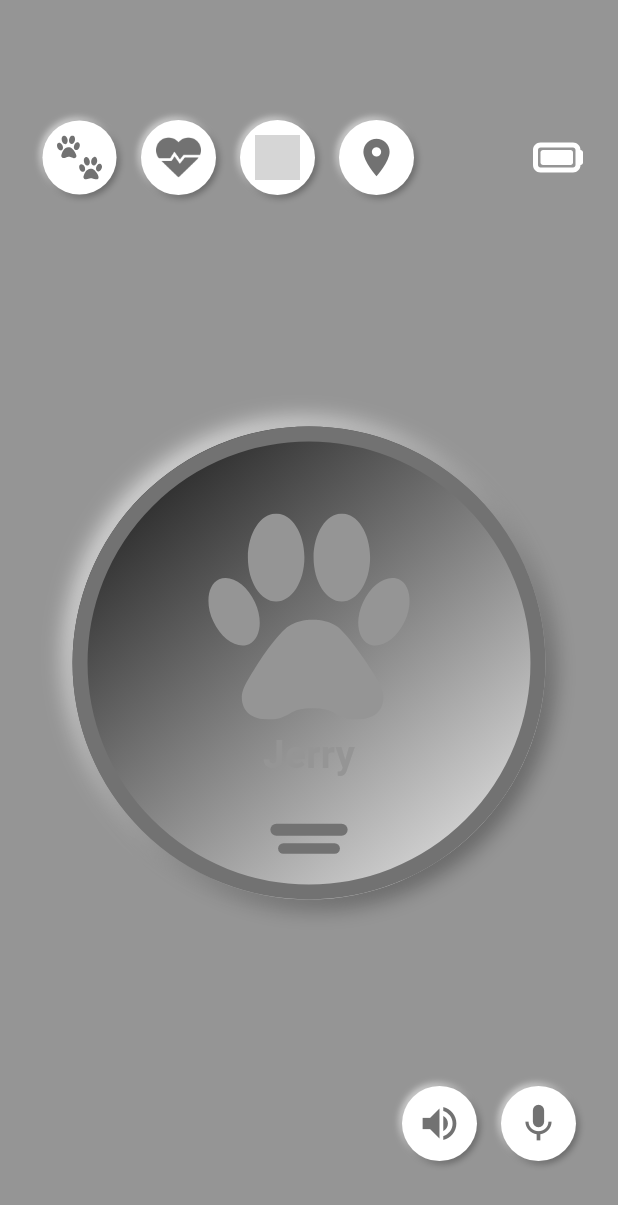
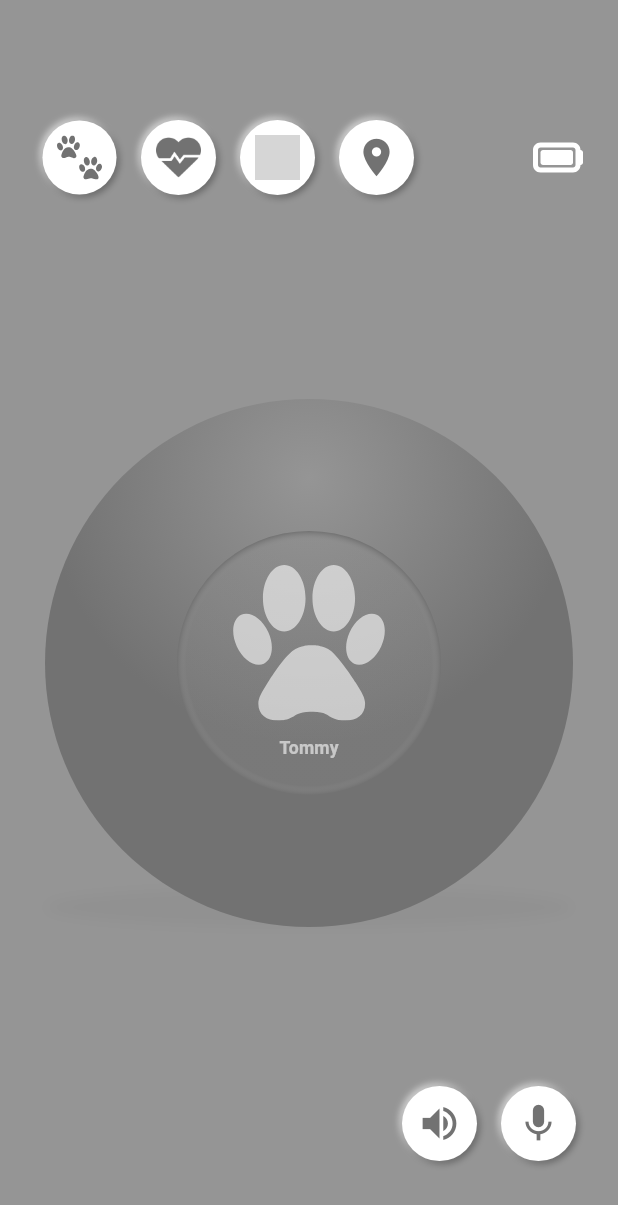
Before and after one commit to Chipsey/paw-flutter, a Flutter app: the screen it shows after launch, on a phone screen of 412 x 824 dp. Shown: the top 1205 px of the screen. Run offline on Flutter 3.47's test engine with Material 3 defaults, Android fonts, the phone set to English and light mode, and no system bars; our stand-ins replace flutter_neumorphic_plus, flutter_svg; project files that could hold a hidden picture were left out; grey boxes are pictures that could not be loaded.

Commit message:
bouncing ball effect done

```diff
--- /dev/null
+++ b/lib/components/sphere/d_curved.dart
@@ -0,0 +1,57 @@
+// ignore_for_file: prefer_const_constructors, prefer_const_literals_to_create_immutables, prefer_typing_uninitialized_variables
+
+import 'package:flutter/material.dart';
+import 'package:flutter_svg/flutter_svg.dart';
+
+class DCurved extends StatelessWidget {
+  final petName = "Tommy";
+  final Offset lightSource;
+  final double size;
+  const DCurved({super.key, required this.lightSource, required this.size});
+  //////////////// Color Data ///////////////////
+  static final baseColor = Color.fromARGB(50, 149, 149, 149);
+  static final accentColor = Color.fromARGB(255, 114, 114, 114);
+  static final primaryColor = Color.fromARGB(170, 240, 240, 240);
+  ///////////////////////////////////////////////
+
+  @override
+  Widget build(BuildContext context) {
+    final innerShadowWidth = lightSource.distance * 0.1;
+    return Container(
+      decoration: BoxDecoration(
+        shape: BoxShape.circle,
+        // boxShadow: [
+        //   BoxShadow(
+        //       blurRadius: 25,
+        //       color: Color.fromARGB(255, 142, 142, 142).withOpacity(0.6))
+        // ],
+        gradient: RadialGradient(
+          // center: Alignment(lightSource.dx, lightSource.dy),
+          stops: [1 - innerShadowWidth, 1],
+          colors: [baseColor, accentColor],
+        ),
+      ),
+      child: Column(
+        mainAxisAlignment: MainAxisAlignment.center,
+        children: [
+          SvgPicture.asset(
+            'assets/icons/paw.svg',
+            width: size / 1.7,
+            color: primaryColor,
+          ),
+          SizedBox(
+            height: 20,
+          ),
+          Text(
+            petName,
+            style: TextStyle(
+              fontSize: size / 15,
+              fontWeight: FontWeight.bold,
+              color: primaryColor,
+            ),
+          ),
+        ],
+      ),
+    );
+  }
+}
--- /dev/null
+++ b/lib/components/sphere/shadow_sphere.dart
@@ -0,0 +1,33 @@
+// ignore_for_file: prefer_const_constructors, prefer_const_literals_to_create_immutables, use_super_parameters
+
+import 'package:flutter/material.dart';
+import 'dart:math' as math;
+
+class ShadowSphere extends StatefulWidget {
+  final double diameter;
+  const ShadowSphere({Key? key, required this.diameter}) : super(key: key);
+  @override
+  State<ShadowSphere> createState() => _ShadowSphereState();
+}
+
+class _ShadowSphereState extends State<ShadowSphere> {
+  @override
+  Widget build(BuildContext context) {
+    return Transform(
+      transform: Matrix4.identity()..rotateX(math.pi / 2.1),
+      origin: Offset(0, widget.diameter),
+      child: Container(
+        width: widget.diameter,
+        height: widget.diameter,
+        decoration: BoxDecoration(
+          shape: BoxShape.circle,
+          boxShadow: [
+            BoxShadow(
+                blurRadius: 25,
+                color: Color.fromARGB(255, 142, 142, 142).withOpacity(0.6))
+          ],
+        ),
+      ),
+    );
+  }
+}
--- /dev/null
+++ b/lib/components/sphere/sphere_ball.dart
@@ -0,0 +1,128 @@
+// ignore_for_file: prefer_const_constructors, prefer_const_literals_to_create_immutables
+
+import 'dart:math';
+import 'package:flutter/cupertino.dart';
+import 'package:flutter/material.dart';
+import 'package:paw/components/sphere/d_curved.dart';
+import 'package:paw/components/sphere/shadow_sphere.dart';
+import 'package:paw/components/sphere/sphere_density.dart';
+
+class SphereBall extends StatefulWidget {
+  const SphereBall({super.key});
+
+  @override
+  State<SphereBall> createState() => _SphereBallState();
+}
+
+class _SphereBallState extends State<SphereBall>
+    with SingleTickerProviderStateMixin {
+  static const lightSource = Offset(0, -0.7);
+  Offset _startPoint = Offset.zero;
+  Offset _currentPoint = Offset.zero;
+  static double globalSize = 0;
+
+  late AnimationController _controller;
+  late Animation<Offset> _animation;
+
+  @override
+  void initState() {
+    super.initState();
+    _controller = AnimationController(
+      duration: const Duration(milliseconds: 900),
+      vsync: this,
+    );
+
+    _animation = Tween<Offset>(
+      begin: Offset.zero,
+      end: Offset.zero,
+    ).animate(CurvedAnimation(
+      parent: _controller,
+      curve: Curves.bounceOut,
+    ));
+  }
+
+  @override
+  void dispose() {
+    _controller.dispose();
+    super.dispose();
+  }
+
+  void _onPanStart(DragStartDetails details) {
+    setState(() {
+      _startPoint = details.localPosition;
+      _controller.stop(); // Stop any ongoing animation
+    });
+  }
+
+  void _onPanUpdate(DragUpdateDetails details) {
+    setState(() {
+      if (_calSquareRoot(_currentPoint.dx, _currentPoint.dy) <=
+          globalSize * 0.4) {
+        // _currentPoint = Offset.zero;
+        _currentPoint = details.localPosition - _startPoint;
+      }
+    });
+  }
+
+  void _onPanEnd(DragEndDetails details) {
+    _animation = Tween<Offset>(
+      begin: _currentPoint * 0.5,
+      end: Offset.zero,
+    ).animate(CurvedAnimation(
+      parent: _controller,
+      curve: Curves.bounceOut,
+    ));
+
+    _controller.reset();
+    _controller.forward();
+
+    setState(() {
+      _startPoint = Offset.zero;
+      _currentPoint = Offset.zero;
+    });
+  }
+
+  double _calSquareRoot(double x, double y) {
+    return sqrt(x * x + y * y);
+  }
+
+  @override
+  Widget build(BuildContext context) {
+    final size = Size.square(MediaQuery.of(context).size.shortestSide - 60);
+    globalSize = size.shortestSide;
+
+    return GestureDetector(
+      onPanStart: _onPanStart,
+      onPanUpdate: _onPanUpdate,
+      onPanEnd: _onPanEnd,
+      child: Center(
+        child: Stack(
+          children: [
+            ShadowSphere(diameter: size.shortestSide),
+            SphereDensity(
+              lightSource: lightSource,
+              diameter: size.shortestSide,
+              child: AnimatedBuilder(
+                animation: _animation,
+                builder: (context, child) {
+                  return Transform.translate(
+                    offset: _animation.value,
+                    child: Transform(
+                      origin: size
+                          .center(Offset(_currentPoint.dx, _currentPoint.dy)),
+                      transform: Matrix4.identity()..scale(0.5),
+                      child: DCurved(
+                        lightSource: lightSource,
+                        size: size.shortestSide,
+                      ),
+                    ),
+                  );
+                },
+              ),
+            ),
+          ],
+        ),
+      ),
+    );
+  }
+}
--- /dev/null
+++ b/lib/components/sphere/sphere_density.dart
@@ -0,0 +1,43 @@
+// ignore_for_file: prefer_const_constructors, prefer_const_literals_to_create_immutables, use_super_parameters, unnecessary_this
+
+import 'package:flutter/cupertino.dart';
+import 'package:flutter/material.dart';
+
+class SphereDensity extends StatefulWidget {
+  final double diameter;
+  final Offset lightSource;
+  final Widget child;
+  const SphereDensity({
+    Key? key,
+    required this.diameter,
+    required this.lightSource,
+    required this.child,
+  }) : super(key: key);
+
+  @override
+  State<SphereDensity> createState() => _SphereDensityState();
+}
+
+class _SphereDensityState extends State<SphereDensity> {
+  //////////////// Color Data ///////////////////
+  final baseColor = Color.fromARGB(255, 149, 149, 149);
+  final accentColor = Color.fromARGB(255, 114, 114, 114);
+  ///////////////////////////////////////////////
+  @override
+  Widget build(BuildContext context) {
+    return Container(
+      width: widget.diameter,
+      height: widget.diameter,
+      decoration: BoxDecoration(
+        color: accentColor,
+        shape: BoxShape.circle,
+        gradient: RadialGradient(
+          center:
+              Alignment(this.widget.lightSource.dx, this.widget.lightSource.dy),
+          colors: [baseColor, accentColor],
+        ),
+      ),
+      child: widget.child,
+    );
+  }
+}
--- a/lib/main.dart
+++ b/lib/main.dart
@@ -10,6 +10,8 @@ class MyApp extends StatelessWidget {
   // This widget is the root of your application.
   @override
   Widget build(BuildContext context) {
+    double fullDisplayWidth = MediaQuery.of(context).size.width;
+
     return NeumorphicApp(
       debugShowCheckedModeBanner: false,
       title: 'Flutter Demo',
@@ -19,7 +21,9 @@ class MyApp extends StatelessWidget {
         accentColor: Color.fromARGB(255, 114, 114, 114),
         depth: 3,
       ),
-      home: LandingPage(),
+      home: LandingPage(
+        fullDisplayWidth: fullDisplayWidth,
+      ),
     );
   }
 }
--- a/lib/screens/landing-page.dart
+++ b/lib/screens/landing-page.dart
@@ -7,9 +7,15 @@ import 'package:flutter_neumorphic_plus/flutter_neumorphic.dart';
 import 'package:paw/components/custom-appbar.dart';
 import 'package:paw/components/custom-bottom-navbar.dart';
 import 'package:flutter_svg/flutter_svg.dart';
+import 'package:paw/components/sphere/sphere_ball.dart';
 
 class LandingPage extends StatefulWidget {
-  const LandingPage({super.key});
+  final double fullDisplayWidth;
+
+  const LandingPage({
+    super.key,
+    required this.fullDisplayWidth,
+  });
 
   @override
   State<LandingPage> createState() => _LandingPageState();
@@ -23,10 +29,11 @@ class _LandingPageState extends State<LandingPage> {
 
   final petName = "Jerry";
   bool openCamera = false;
+  double lightHorizontal = 0;
+  double lightVertical = 0.4;
 
   @override
   Widget build(BuildContext context) {
-    double fullDisplayWidth = MediaQuery.of(context).size.width;
     return Scaffold(
       backgroundColor: baseColor,
       body: Column(
@@ -41,8 +48,8 @@ class _LandingPageState extends State<LandingPage> {
               Column(
                 children: [
                   ///////////////////// Body /////////////////////
-                  pawCircle(petName, fullDisplayWidth),
-                  // pawCircle(petName, fullDisplayWidth),
+                  SphereBall(),
+                  // pawCircle(petName, widget.fullDisplayWidth),
                 ],
               ),
             ],
@@ -54,105 +61,33 @@ class _LandingPageState extends State<LandingPage> {
     );
   }
 
+  void _onPanUpdate(DragUpdateDetails details) {
+    setState(() {
+      // Normalize the light source values to be between -1 and 1
+      lightHorizontal =
+          (details.localPosition.dx / widget.fullDisplayWidth) * 3 - 1;
+      lightVertical =
+          (details.localPosition.dy / widget.fullDisplayWidth) * 3 - 1;
+
+      // Clamp the values to ensure they stay within the valid range
+      lightHorizontal = lightHorizontal.clamp(-1.0, 1.0) * -1;
+      lightVertical = lightVertical.clamp(-1.0, 1.0) * -1;
+    });
+  }
+
   Widget pawCircle(String petName, double fullDisplayWidth) {
     return Column(
       children: [
         Center(
-          child: Draggable<bool>(
-            childWhenDragging: Container(),
-            feedback: Neumorphic(
-              style: NeumorphicStyle(
-                surfaceIntensity: 10,
-                shape: NeumorphicShape.concave,
-                depth: 10,
-                lightSource: LightSource.bottomRight,
-                color: Colors.grey[100],
-                boxShape: NeumorphicBoxShape.circle(),
-                border: NeumorphicBorder(
-                  color: accentColor,
-                  width: 10,
-                ),
-              ),
-              padding: EdgeInsets.all(fullDisplayWidth / 8),
-              child: Stack(
-                alignment: Alignment.center,
-                children: [
-                  Column(
-                    mainAxisAlignment: MainAxisAlignment.center,
-                    children: [
-                      Padding(
-                        padding: EdgeInsets.all(fullDisplayWidth / 15),
-                        child: Column(
-                          children: [
-                            SvgPicture.asset(
-                              'assets/icons/paw.svg',
-                              width: fullDisplayWidth / 3,
-                              color: Color.fromARGB(0, 255, 255, 255),
-                            ),
-                            SizedBox(
-                              height: 5,
-                            ),
-                            Text(
-                              petName,
-                              style: TextStyle(
-                                fontSize: fullDisplayWidth / 16,
-                                fontWeight: FontWeight.bold,
-                                color: Color.fromARGB(0, 255, 255, 255),
-                              ),
-                            ),
-                          ],
-                        ),
-                      ),
-                      Container(
-                        width: fullDisplayWidth / 8,
-                        height: 8,
-                        decoration: BoxDecoration(
-                          color: Color.fromARGB(0, 255, 255, 255),
-                          borderRadius: BorderRadius.circular(4),
-                        ),
-                      ),
-                      SizedBox(
-                        height: 5,
-                      ),
-                      Container(
-                        width: fullDisplayWidth / 10,
-                        height: 7,
-                        decoration: BoxDecoration(
-                          color: Color.fromARGB(0, 255, 255, 255),
-                          borderRadius: BorderRadius.circular(4),
-                        ),
-                      ),
-                    ],
-                  ),
-                  Positioned(
-                    top: fullDisplayWidth / 30,
-                    child: Icon(Icons.electric_bolt,
-                        color: baseColor, size: fullDisplayWidth / 15),
-                  ),
-                  Positioned(
-                    bottom: fullDisplayWidth / 30,
-                    child: Icon(Icons.camera,
-                        color: baseColor, size: fullDisplayWidth / 15),
-                  ),
-                  Positioned(
-                    left: 0,
-                    child: Icon(Icons.phone_in_talk,
-                        color: baseColor, size: fullDisplayWidth / 15),
-                  ),
-                  Positioned(
-                    right: 0,
-                    child: Icon(Icons.emergency_share,
-                        color: baseColor, size: fullDisplayWidth / 15),
-                  ),
-                ],
-              ),
-            ),
+          child: GestureDetector(
+            onPanUpdate: _onPanUpdate,
             child: Neumorphic(
               style: NeumorphicStyle(
-                surfaceIntensity: 10,
+                oppositeShadowLightSource: true,
+                surfaceIntensity: 0.3,
                 shape: NeumorphicShape.concave,
-                depth: 10,
-                lightSource: LightSource.topLeft,
+                depth: 50,
+                lightSource: LightSource(lightHorizontal, lightVertical),
                 color: Colors.grey[100],
                 boxShape: NeumorphicBoxShape.circle(),
                 border: NeumorphicBorder(
@@ -210,28 +145,6 @@ class _LandingPageState extends State<LandingPage> {
             ),
           ),
         ),
-        // DragTarget<int>(
-        //   builder: (
-        //     BuildContext context,
-        //     List<dynamic> accepted,
-        //     List<dynamic> rejected,
-        //   ) {
-        //     return Container(
-        //       height: 100.0,
-        //       width: 100.0,
-        //       color: Colors.cyan,
-        //       child: Center(
-        //         child: Text('Value'),
-        //       ),
-        //     );
-        //   },
-        //   onAcceptWithDetails: (DragTargetDetails<int> details) {
-        //     setState(() {
-        //       openCamera = true;
-        //       print("camera: " + openCamera.toString());
-        //     });
-        //   },
-        // ),
       ],
     );
   }
```
Also changed, not shown: 1 other file.
